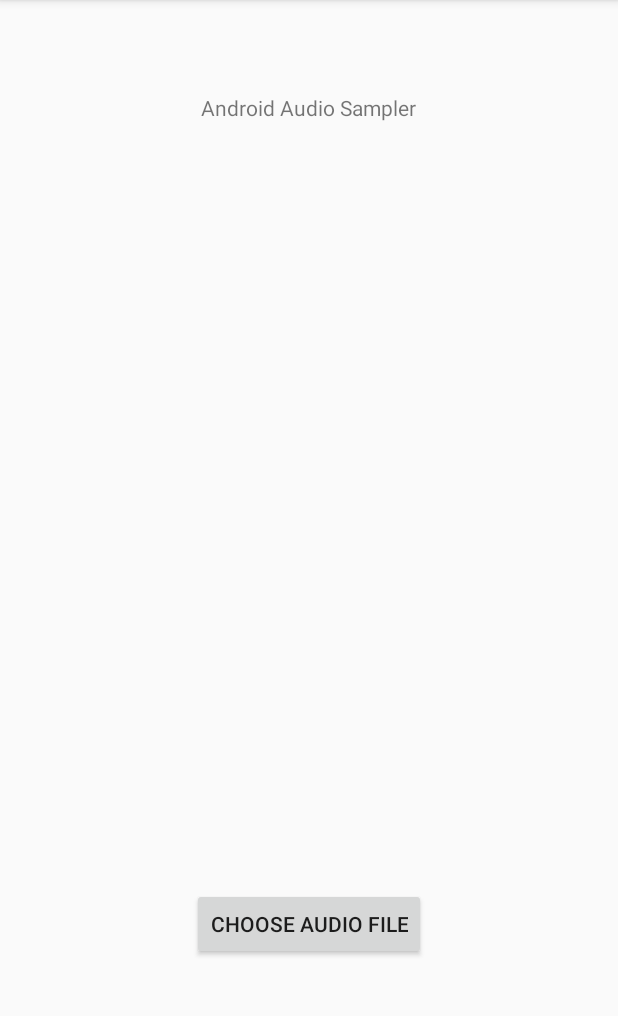
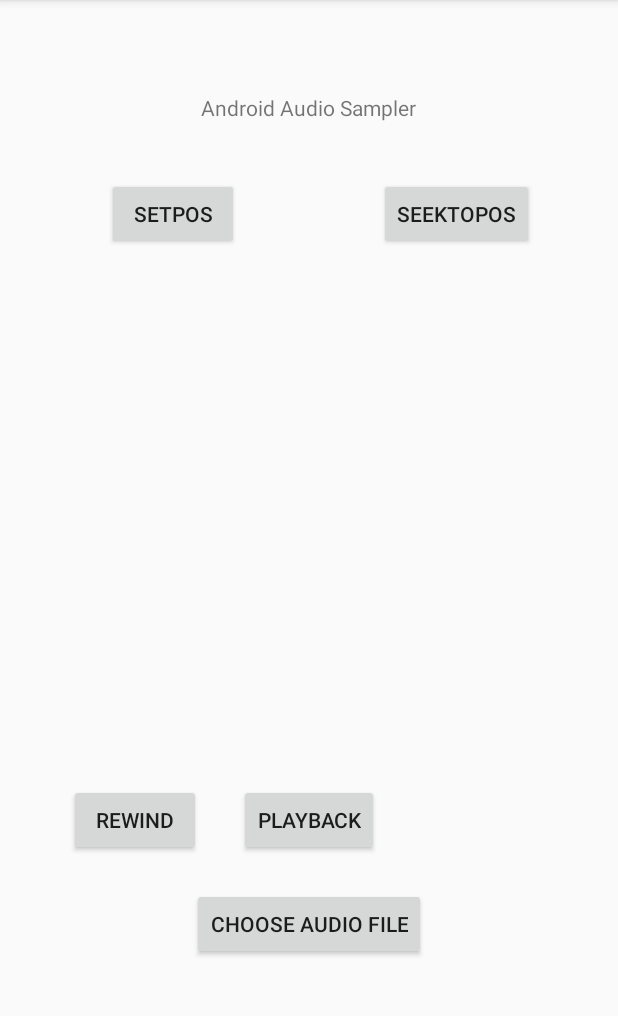
Before and after one commit to JackWitherell/ProjectAndroidSampler, an Android app: the screen it shows after launch (MainActivity), on a phone screen of 412 x 824 dp, the part 84-1100 px from its top. Run offline under Robolectric (Android 15) with nearby library versions, the phone set to English and light mode, and no system bars.

Commit message:
Major Push
Audio Release on Android Studio Version

```diff
--- a/Source/Repos/AndroidSamplerAS/app/src/main/AndroidManifest.xml
+++ b/Source/Repos/AndroidSamplerAS/app/src/main/AndroidManifest.xml
@@ -1,7 +1,7 @@
 <?xml version="1.0" encoding="utf-8"?>
 <manifest xmlns:android="http://schemas.android.com/apk/res/android"
     package="com.example.ar2211.androidsampleras">
-
+    <uses-permission android:name="android.permission.READ_EXTERNAL_STORAGE"/>
     <application
         android:allowBackup="true"
         android:icon="@mipmap/ic_launcher"
--- a/Source/Repos/AndroidSamplerAS/app/src/main/java/com/example/ar2211/androidsampleras/MainActivity.java
+++ b/Source/Repos/AndroidSamplerAS/app/src/main/java/com/example/ar2211/androidsampleras/MainActivity.java
@@ -1,13 +1,99 @@
 package com.example.ar2211.androidsampleras;
 
+import android.media.MediaPlayer;
+import android.net.Uri;
 import android.support.v7.app.AppCompatActivity;
 import android.os.Bundle;
+import android.content.Intent;
+import android.util.Log;
+import android.view.View;
+import android.widget.Button;
+
+import static android.media.MediaPlayer.SEEK_NEXT_SYNC;
 
 public class MainActivity extends AppCompatActivity {
-
+    Uri path;
+    int time;
+    final MediaPlayer mp = new MediaPlayer();
     @Override
     protected void onCreate(Bundle savedInstanceState) {
         super.onCreate(savedInstanceState);
         setContentView(R.layout.activity_main);
+
+
+
+        Button buttonChooseFile = (Button) findViewById(R.id.button);
+        buttonChooseFile.setOnClickListener(new View.OnClickListener() {
+            public void onClick (View v){
+                getFilePath();
+            }
+
+        });
+
+        Button buttonStartPlayback= (Button) findViewById(R.id.buttonplay);
+        buttonStartPlayback.setOnClickListener(new View.OnClickListener(){
+            public void onClick (View v){
+                if(mp.isPlaying()){
+                    mp.pause();
+                }
+                else {
+                    mp.start();
+                }
+            }
+        });
+
+        Button buttonRewind=(Button) findViewById(R.id.buttonRewind);
+        buttonRewind.setOnClickListener(new View.OnClickListener(){
+            public void onClick(View v){
+                mp.seekTo(0);
+            }
+        });
+
+        Button buttonff=(Button) findViewById(R.id.button5sff);
+        buttonff.setOnClickListener(new View.OnClickListener(){
+            public void onClick(View v){
+                mp.seekTo(time, SEEK_NEXT_SYNC);
+            }
+        });
+
+        Button buttonset=(Button) findViewById(R.id.buttonsetpos);
+        buttonset.setOnClickListener(new View.OnClickListener(){
+            public void onClick(View v){
+                time=mp.getCurrentPosition();
+            }
+        });
     }
+
+
+    void setFileSource() {
+        try {
+            mp.setDataSource(this,path);
+            mp.setOnPreparedListener(new MediaPlayer.OnPreparedListener(){
+                public void onPrepared(MediaPlayer player){
+                    //player.start();
+                }
+            });
+            mp.prepareAsync();
+        } catch (Exception e) {
+            e.printStackTrace();
+        }
+    }
+    void getFilePath(){
+        Intent intent = new Intent();
+        intent.addCategory(Intent.CATEGORY_OPENABLE);
+        intent.setType("*/*");
+        intent.setAction(Intent.ACTION_GET_CONTENT);
+        startActivityForResult(Intent.createChooser(intent, "DEMO"),1001);
+    }
+
+    @Override
+    public void onActivityResult(int requestCode, int resultCode, Intent data) {
+        super.onActivityResult(requestCode, resultCode, data);
+
+        if (requestCode == 1001) {
+            path = data.getData();
+            setFileSource();
+        }
+    }
+
 }
--- a/Source/Repos/AndroidSamplerAS/app/src/main/res/layout/activity_main.xml
+++ b/Source/Repos/AndroidSamplerAS/app/src/main/res/layout/activity_main.xml
@@ -16,7 +16,8 @@
         app:layout_constraintBottom_toBottomOf="parent"
         app:layout_constraintLeft_toLeftOf="parent"
         app:layout_constraintRight_toRightOf="parent"
-        app:layout_constraintTop_toTopOf="parent" />
+        app:layout_constraintTop_toTopOf="parent"
+        android:id="@+id/textView" />
 
     <Button
         android:id="@+id/button"
@@ -27,4 +28,39 @@
         android:layout_marginBottom="128dp"
         android:text="Choose Audio File" />
 
+    <Button
+        android:id="@+id/buttonplay"
+        android:layout_width="wrap_content"
+        android:layout_height="wrap_content"
+        android:layout_above="@+id/button"
+        android:layout_centerHorizontal="true"
+        android:layout_marginBottom="21dp"
+        android:text="Playback" />
+
+    <Button
+        android:id="@+id/buttonRewind"
+        android:layout_width="wrap_content"
+        android:layout_height="wrap_content"
+        android:layout_alignTop="@+id/buttonplay"
+        android:layout_toStartOf="@+id/textView"
+        android:text="Rewind" />
+
+    <Button
+        android:id="@+id/button5sff"
+        android:layout_width="wrap_content"
+        android:layout_height="wrap_content"
+        android:layout_alignBaseline="@+id/buttonsetpos"
+        android:layout_alignBottom="@+id/buttonsetpos"
+        android:layout_toEndOf="@+id/buttonplay"
+        android:text="seektoPos" />
+
+    <Button
+        android:id="@+id/buttonsetpos"
+        android:layout_width="wrap_content"
+        android:layout_height="wrap_content"
+        android:layout_below="@+id/textView"
+        android:layout_marginTop="37dp"
+        android:layout_toStartOf="@+id/buttonplay"
+        android:text="setPos" />
+
 </android.widget.RelativeLayout>
```
